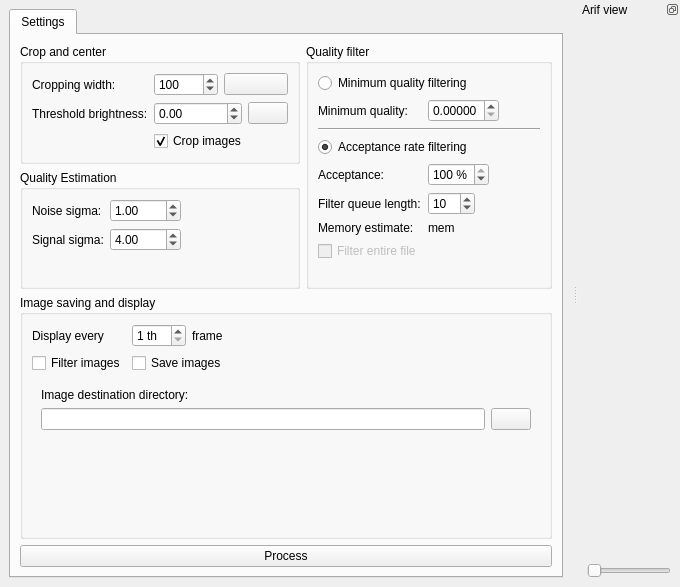
Qt form src/arifmainwindow.ui (AD-Vega/arif) before a commit.
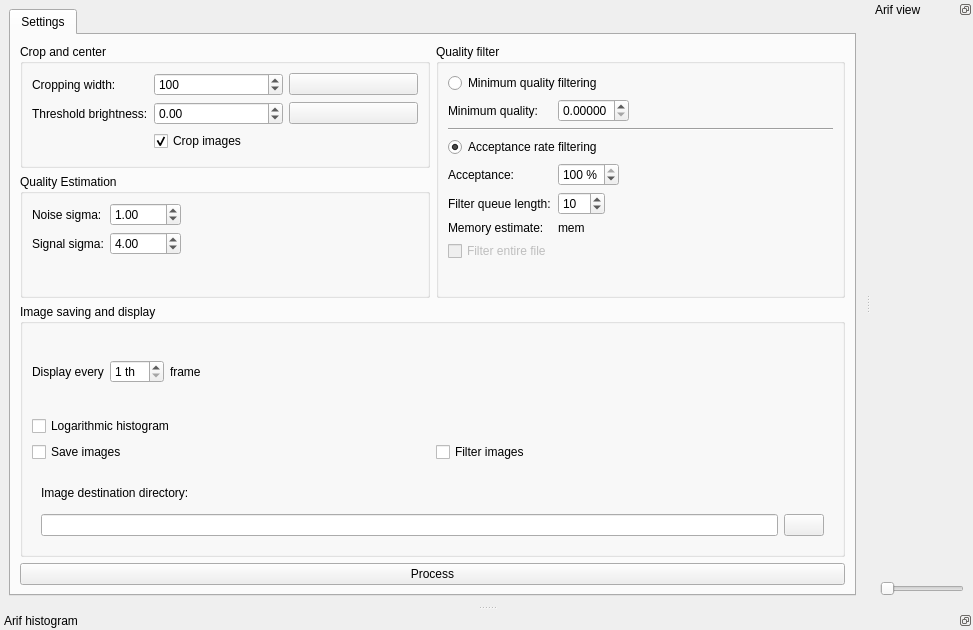
The same form after that commit. Icons and pictures are not drawn. Custom widgets are drawn as their Qt base class.

What changed in the file:
```diff
--- a/src/arifmainwindow.ui
+++ b/src/arifmainwindow.ui
@@ -6,8 +6,8 @@
    <rect>
     <x>0</x>
     <y>0</y>
-    <width>680</width>
-    <height>587</height>
+    <width>973</width>
+    <height>630</height>
    </rect>
   </property>
   <property name="windowTitle">
@@ -310,19 +310,16 @@
           <property name="title">
            <string>Image saving and display</string>
           </property>
-          <layout class="QFormLayout" name="formLayout_4">
-           <property name="fieldGrowthPolicy">
-            <enum>QFormLayout::ExpandingFieldsGrow</enum>
-           </property>
-           <item row="0" column="0">
+          <layout class="QVBoxLayout" name="verticalLayout_6">
+           <item>
+            <layout class="QHBoxLayout" name="horizontalLayout_3">
+             <item>
             <widget class="QLabel" name="label">
              <property name="text">
               <string>Display every</string>
              </property>
             </widget>
            </item>
-           <item row="0" column="1">
-            <layout class="QHBoxLayout" name="horizontalLayout_3">
              <item>
               <widget class="QSpinBox" name="displayInterval">
                <property name="suffix">
@@ -340,23 +337,47 @@
                </property>
               </widget>
              </item>
+             <item>
+              <spacer name="horizontalSpacer">
+               <property name="orientation">
+                <enum>Qt::Horizontal</enum>
+               </property>
+               <property name="sizeHint" stdset="0">
+                <size>
+                 <width>40</width>
+                 <height>20</height>
+                </size>
+               </property>
+              </spacer>
+             </item>
             </layout>
            </item>
-           <item row="2" column="0">
-            <widget class="QCheckBox" name="filterCheck">
+           <item>
+            <widget class="QCheckBox" name="histogramLogarithmicCheck">
              <property name="text">
-              <string>Filter images</string>
+              <string>Logarithmic histogram</string>
              </property>
             </widget>
            </item>
-           <item row="2" column="1">
+           <item>
+            <layout class="QHBoxLayout" name="horizontalLayout_7">
+             <item>
             <widget class="QCheckBox" name="saveImagesCheck">
              <property name="text">
               <string>Save images</string>
              </property>
             </widget>
            </item>
-           <item row="4" column="0" colspan="2">
+             <item>
+              <widget class="QCheckBox" name="filterCheck">
+               <property name="text">
+                <string>Filter images</string>
+               </property>
+              </widget>
+             </item>
+            </layout>
+           </item>
+           <item>
             <widget class="QFrame" name="imageDestinationBox">
              <property name="enabled">
               <bool>true</bool>
@@ -445,6 +466,18 @@
     </layout>
    </widget>
   </widget>
+  <widget class="QDockWidget" name="histogramDock">
+   <property name="features">
+    <set>QDockWidget::DockWidgetFloatable|QDockWidget::DockWidgetMovable</set>
+   </property>
+   <property name="windowTitle">
+    <string>Arif histogram</string>
+   </property>
+   <attribute name="dockWidgetArea">
+    <number>8</number>
+   </attribute>
+   <widget class="GLHistogramWidget" name="histogramWidget"/>
+  </widget>
  </widget>
  <customwidgets>
   <customwidget>
@@ -453,6 +486,12 @@
    <header>glvideowidget.h</header>
    <container>1</container>
   </customwidget>
+  <customwidget>
+   <class>GLHistogramWidget</class>
+   <extends>QWidget</extends>
+   <header>glhistogramwidget.h</header>
+   <container>1</container>
+  </customwidget>
  </customwidgets>
  <tabstops>
   <tabstop>tabWidget</tabstop>
```
Lines whose indentation alone changed are shown as unchanged.
